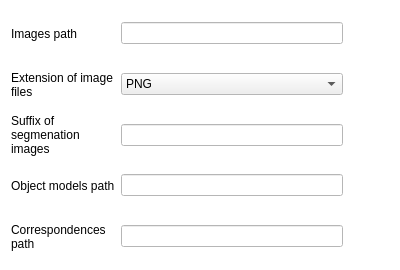
Old version of the form src/main/view/settings/settingsgeneralpage.ui in the repository florianblume/6d-pat.
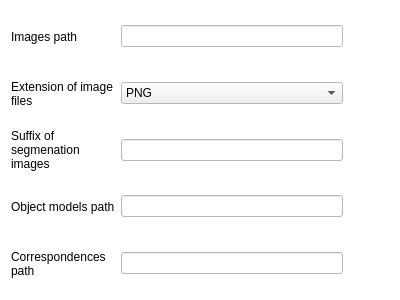
New version of the form.

What changed in the file:
```diff
--- a/src/main/view/settings/settingsgeneralpage.ui
+++ b/src/main/view/settings/settingsgeneralpage.ui
@@ -7,11 +7,11 @@
     <x>0</x>
     <y>0</y>
     <width>400</width>
-    <height>270</height>
+    <height>300</height>
    </rect>
   </property>
   <property name="sizePolicy">
-   <sizepolicy hsizetype="Preferred" vsizetype="Maximum">
+   <sizepolicy hsizetype="Preferred" vsizetype="Preferred">
     <horstretch>0</horstretch>
     <verstretch>0</verstretch>
    </sizepolicy>
@@ -19,7 +19,7 @@
   <property name="maximumSize">
    <size>
     <width>16777215</width>
-    <height>270</height>
+    <height>300</height>
    </size>
   </property>
   <property name="palette">
```
